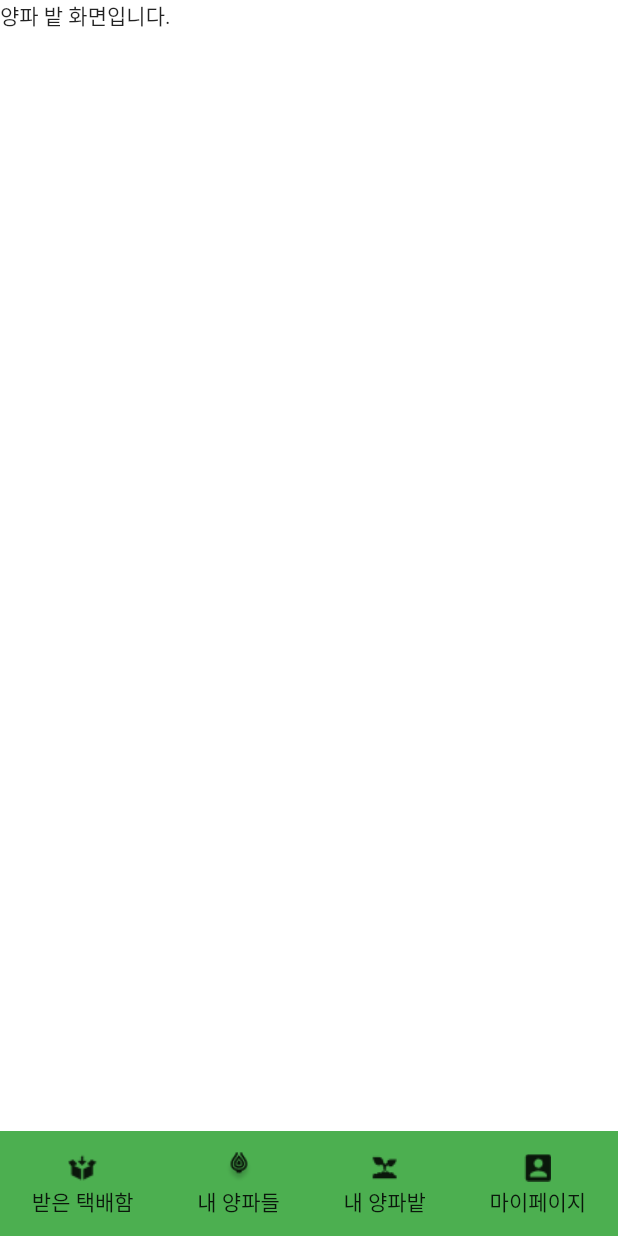
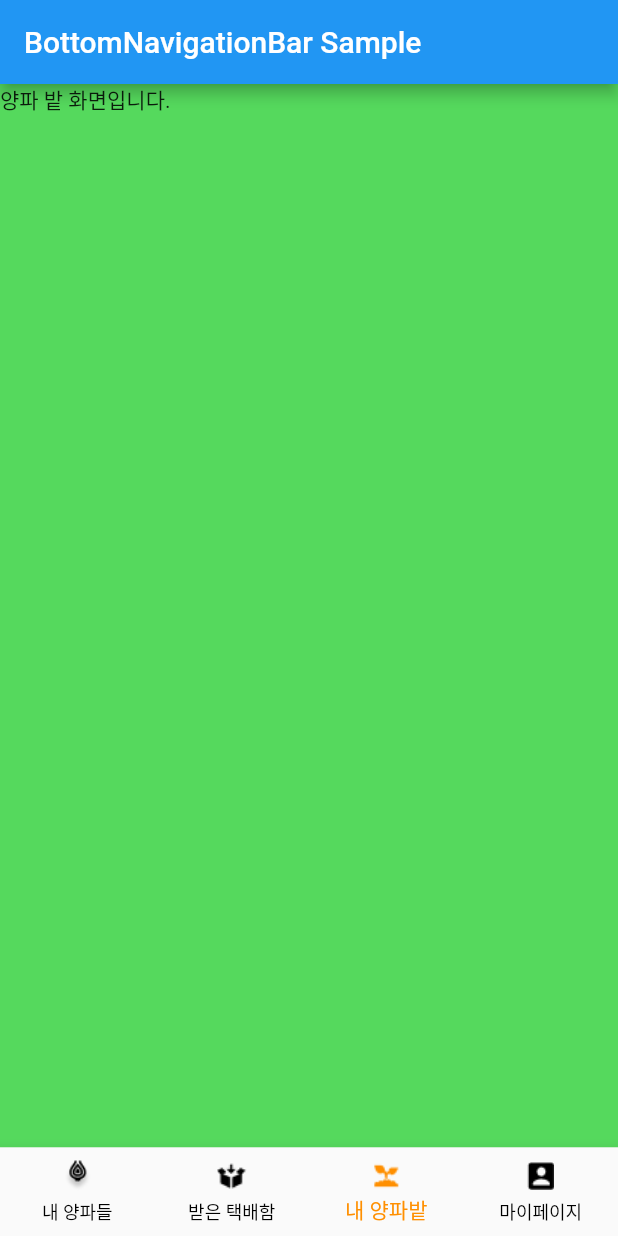
Before and after one commit to sungwookoo/Peeling-Onion, a Flutter app: the screen it shows after launch, item 3 of the bottom bar chosen, on a phone screen of 412 x 824 dp. Run offline on Flutter 3.47's test engine with Material 2 defaults, Android fonts, the light colour scheme and no system bars.

Commit message:
feat : 네브바 수정 및 양파, 양파겹 모델 초안 작성

```diff
--- a/lib/main.dart
+++ b/lib/main.dart
@@ -1,8 +1,5 @@
 import 'package:flutter/material.dart';
-import './screens/home_screen.dart';
-import './screens/field_screen.dart';
-import './screens/mypage_screen.dart';
-import './screens/package_screen.dart';
+import 'widgets/custom_navigation_bar.dart';
 
 void main() {
   runApp(const App());
@@ -14,14 +11,8 @@ class App extends StatelessWidget {
 
   @override
   Widget build(BuildContext context) {
-    return MaterialApp(
-      initialRoute: '/',
-      routes: {
-        '/': (context) => const HomeScreen(),
-        '/field': (context) => const FieldScreen(),
-        '/mypage': (context) => const MypageScreen(),
-        '/package': (context) => const PackageScreen(),
-      },
+    return const MaterialApp(
+      home: CustomNavigationBar(),
     );
   }
 }
--- /dev/null
+++ b/lib/models/custom_message_model.dart
@@ -0,0 +1,12 @@
+// 메시지 모델
+class CustomMessage {
+  final String sender;
+  final DateTime createdAt;
+  final String url;
+
+  CustomMessage({
+    required this.sender,
+    required this.createdAt,
+    required this.url,
+  });
+}
--- /dev/null
+++ b/lib/models/custom_onion_model.dart
@@ -0,0 +1,16 @@
+import './custom_message_model.dart';
+
+// 양파 모델. 이렇게 만들어 쓰는 게 맞나?
+class CustomOnion {
+  final String name;
+  final DateTime createdAt;
+  final String sender;
+  final List<CustomMessage> messages;
+
+  CustomOnion({
+    required this.name,
+    required this.createdAt,
+    required this.sender,
+    required this.messages,
+  });
+}
--- a/lib/models/onion.dart
+++ /dev/null
@@ -1,12 +0,0 @@
-import 'package:flutter/material.dart';
-
-class MyWidget extends StatelessWidget {
-  const MyWidget({super.key});
-
-  @override
-  Widget build(BuildContext context) {
-    return const Image(
-      image: AssetImage('assets/images/onion_image.png'),
-    );
-  }
-}
--- a/lib/screens/field_screen.dart
+++ /dev/null
@@ -1,20 +0,0 @@
-import 'package:flutter/material.dart';
-import '../widgets/navigation_bar.dart';
-
-class FieldScreen extends StatefulWidget {
-  const FieldScreen({super.key});
-
-  @override
-  State<FieldScreen> createState() => _FieldScreenState();
-}
-
-class _FieldScreenState extends State<FieldScreen> {
-  @override
-  Widget build(BuildContext context) {
-    return const Scaffold(
-      backgroundColor: Colors.white,
-      body: Text('양파 밭 화면입니다.'),
-      bottomNavigationBar: NavigateBar(),
-    );
-  }
-}
--- /dev/null
+++ b/lib/screens/field_screens/field_screen.dart
@@ -0,0 +1,68 @@
+import 'package:flutter/material.dart';
+import '../../models/custom_onion_model.dart';
+import '../../models/custom_message_model.dart';
+
+class FieldScreen extends StatefulWidget {
+  const FieldScreen({super.key});
+
+  @override
+  State<FieldScreen> createState() => _FieldScreenState();
+}
+
+class _FieldScreenState extends State<FieldScreen> {
+  // 샘플 양파
+  final List<CustomOnion> onions = [
+    CustomOnion(
+      name: 'Onion 1',
+      createdAt: DateTime.now(),
+      sender: 'Sender 1',
+      messages: [
+        CustomMessage(
+          sender: 'Sender 1',
+          createdAt: DateTime.now(),
+          url: 'https://example.com/image1.jpg',
+        ),
+        CustomMessage(
+          sender: 'Sender 2',
+          createdAt: DateTime.now(),
+          url: 'https://example.com/image2.jpg',
+        ),
+        CustomMessage(
+          sender: 'Sender 1',
+          createdAt: DateTime.now(),
+          url: 'https://example.com/image3.jpg',
+        ),
+      ],
+    ),
+    CustomOnion(
+      name: 'Onion 2',
+      createdAt: DateTime.now(),
+      sender: 'Sender 3',
+      messages: [
+        CustomMessage(
+          sender: 'Sender 3',
+          createdAt: DateTime.now(),
+          url: 'https://example.com/image4.jpg',
+        ),
+        CustomMessage(
+          sender: 'Sender 4',
+          createdAt: DateTime.now(),
+          url: 'https://example.com/image5.jpg',
+        ),
+        CustomMessage(
+          sender: 'Sender 3',
+          createdAt: DateTime.now(),
+          url: 'https://example.com/image6.jpg',
+        ),
+      ],
+    ),
+  ];
+
+  @override
+  Widget build(BuildContext context) {
+    return const Scaffold(
+      backgroundColor: Color(0xff55D95D),
+      body: Text('양파 밭 화면입니다.'),
+    );
+  }
+}
--- a/lib/screens/home_screen.dart
+++ /dev/null
@@ -1,21 +0,0 @@
-import 'package:flutter/material.dart';
-import '../widgets/navigation_bar.dart';
-
-class HomeScreen extends StatelessWidget {
-  const HomeScreen({super.key});
-
-  @override
-  Widget build(BuildContext context) {
-    return Scaffold(
-      backgroundColor: Colors.white,
-      appBar: AppBar(
-        backgroundColor: Colors.orange,
-        title: const Text('hi!!'),
-      ),
-      body: const Text('여긴 홈 화면'),
-      bottomNavigationBar: const NavigateBar(),
-    );
-  }
-}
-
-// service에서 받아온 axios 요청을
--- /dev/null
+++ b/lib/screens/home_screens/home_screen.dart
@@ -0,0 +1,16 @@
+import 'package:flutter/material.dart';
+
+class HomeScreen extends StatelessWidget {
+  const HomeScreen({super.key});
+
+  @override
+  Widget build(BuildContext context) {
+    return const Scaffold(
+      backgroundColor: Colors.white,
+      body: Text('여긴 홈 화면'),
+      // bottomNavigationBar: const NavigateBar(),
+    );
+  }
+}
+
+// service에서 받아온 axios 요청을 바탕으로, 양파 출력
--- a/lib/screens/mypage_screen.dart
+++ b/lib/screens/mypage_screens/mypage_screen.dart
@@ -1,5 +1,4 @@
 import 'package:flutter/material.dart';
-import '../widgets/navigation_bar.dart';
 
 class MypageScreen extends StatefulWidget {
   const MypageScreen({super.key});
@@ -13,7 +12,6 @@ class _MypageScreenState extends State<MypageScreen> {
   Widget build(BuildContext context) {
     return const Scaffold(
       body: Text('여긴 마이페이지 입니다.'),
-      bottomNavigationBar: NavigateBar(),
     );
   }
 }
--- a/lib/screens/package_screen.dart
+++ b/lib/screens/package_screens/package_screen.dart
@@ -1,5 +1,4 @@
 import 'package:flutter/material.dart';
-import '../widgets/navigation_bar.dart';
 
 class PackageScreen extends StatefulWidget {
   const PackageScreen({super.key});
@@ -12,8 +11,7 @@ class _PackageScreenState extends State<PackageScreen> {
   @override
   Widget build(BuildContext context) {
     return const Scaffold(
-      body: Text('여긴 양파 밭입니다.'),
-      bottomNavigationBar: NavigateBar(),
+      body: Text('여긴 양파 택배함입니다.'),
     );
   }
 }
--- /dev/null
+++ b/lib/widgets/custom_navigation_bar.dart
@@ -0,0 +1,143 @@
+import 'package:flutter/material.dart';
+import '../screens/package_screens/package_screen.dart';
+import '../screens/home_screens/home_screen.dart';
+import '../screens/field_screens/field_screen.dart';
+import '../screens/mypage_screens/mypage_screen.dart';
+
+class CustomNavigationBar extends StatefulWidget {
+  const CustomNavigationBar({super.key});
+
+  @override
+  State<CustomNavigationBar> createState() => _CustomNavigationBarState();
+}
+
+// 커스텀 stateful 위젯. 나의 페이지를 구분하기 위해 사용
+class _CustomNavigationBarState extends State<CustomNavigationBar> {
+  int _selectedIndex = 0;
+  // 페이지 종류
+  static const List<Widget> _widgetOptions = <Widget>[
+    HomeScreen(),
+    PackageScreen(),
+    FieldScreen(),
+    MypageScreen(),
+  ];
+
+  // 현재 페이지
+  void _onItemTapped(int index) {
+    setState(() {
+      _selectedIndex = index;
+    });
+  }
+
+  // 실제 UI 화면
+  @override
+  Widget build(BuildContext context) {
+    return Scaffold(
+      // app Bar
+      appBar: AppBar(
+        title: const Text('BottomNavigationBar Sample'),
+      ),
+      // 화면 내용
+      body: Center(
+        child: _widgetOptions.elementAt(_selectedIndex),
+      ),
+      // 네비게이션 바. 커스텀은 여기서
+      bottomNavigationBar: BottomNavigationBar(
+        type: BottomNavigationBarType.fixed,
+        unselectedItemColor: Colors.black,
+        showUnselectedLabels: true,
+        items: const <BottomNavigationBarItem>[
+          BottomNavigationBarItem(
+            icon: ImageIcon(AssetImage('assets/icons/onion_icon.png')),
+            label: '내 양파들',
+          ),
+          BottomNavigationBarItem(
+            icon: ImageIcon(AssetImage('assets/icons/box_icon.png')),
+            label: '받은 택배함',
+          ),
+          BottomNavigationBarItem(
+            icon: ImageIcon(AssetImage('assets/icons/sprout_icon.png')),
+            label: '내 양파밭',
+          ),
+          BottomNavigationBarItem(
+            icon: ImageIcon(AssetImage('assets/icons/mypage_icon.png')),
+            label: '마이페이지',
+          ),
+        ],
+        currentIndex: _selectedIndex,
+        selectedItemColor: Colors.amber[800],
+        onTap: _onItemTapped,
+      ),
+    );
+  }
+}
+
+// 네브 바 버튼 구현하는 클래스
+// class NavBarButton extends StatelessWidget {
+//   final String text;
+//   final String icon;
+//   final String goalScreen;
+
+//   const NavBarButton({
+//     super.key,
+//     required this.text,
+//     required this.icon,
+//     required this.goalScreen,
+//   });
+
+//   // 클릭하면 해당 화면으로 이동
+//   @override
+//   Widget build(BuildContext context) {
+//     return GestureDetector(
+//       onTap: () {
+//         Navigator.pushNamed(context, goalScreen);
+//       },
+//       child: Column(
+//         mainAxisAlignment: MainAxisAlignment.center,
+//         children: [
+//           ImageIcon(
+//             AssetImage(icon),
+//           ),
+//           Text(text),
+//         ],
+//       ),
+//     );
+//   }
+// }
+
+// // 네비게이션 바 구현
+// class _NavigateBarState extends State<NavigateBar> {
+//   @override
+//   Widget build(BuildContext context) {
+//     return Container(
+//       // padding: EdgeInsets.all(value),
+//       color: Colors.green,
+//       height: 70,
+//       child: const Row(
+//         mainAxisAlignment: MainAxisAlignment.spaceAround,
+//         children: [
+//           NavBarButton(
+//             text: '받은 택배함',
+//             icon: 'assets/icons/box_icon.png',
+//             goalScreen: '/package',
+//           ),
+//           NavBarButton(
+//             text: '내 양파들',
+//             icon: 'assets/icons/onion_icon.png',
+//             goalScreen: '/',
+//           ),
+//           NavBarButton(
+//             text: '내 양파밭',
+//             icon: 'assets/icons/sprout_icon.png',
+//             goalScreen: '/field',
+//           ),
+//           NavBarButton(
+//             text: '마이페이지',
+//             icon: 'assets/icons/mypage_icon.png',
+//             goalScreen: '/mypage',
+//           ),
+//         ],
+//       ),
+//     );
+//   }
+// }
--- a/lib/widgets/navigation_bar.dart
+++ /dev/null
@@ -1,78 +0,0 @@
-import 'package:flutter/material.dart';
-
-class NavigateBar extends StatefulWidget {
-  const NavigateBar({super.key});
-
-  @override
-  State<NavigateBar> createState() => _NavigateBarState();
-}
-
-// 네브 바 버튼 구현하는 클래스
-class NavBarButton extends StatelessWidget {
-  final String text;
-  final String icon;
-  final String goalScreen;
-
-  const NavBarButton({
-    super.key,
-    required this.text,
-    required this.icon,
-    required this.goalScreen,
-  });
-
-  // 클릭하면 해당 화면으로 이동
-  @override
-  Widget build(BuildContext context) {
-    return GestureDetector(
-      onTap: () {
-        Navigator.pushNamed(context, goalScreen);
-      },
-      child: Column(
-        mainAxisAlignment: MainAxisAlignment.center,
-        children: [
-          ImageIcon(
-            AssetImage(icon),
-          ),
-          Text(text),
-        ],
-      ),
-    );
-  }
-}
-
-// 네비게이션 바 구현
-class _NavigateBarState extends State<NavigateBar> {
-  @override
-  Widget build(BuildContext context) {
-    return Container(
-      // padding: EdgeInsets.all(value),
-      color: Colors.green,
-      height: 70,
-      child: const Row(
-        mainAxisAlignment: MainAxisAlignment.spaceAround,
-        children: [
-          NavBarButton(
-            text: '받은 택배함',
-            icon: 'assets/icons/box_icon.png',
-            goalScreen: '/package',
-          ),
-          NavBarButton(
-            text: '내 양파들',
-            icon: 'assets/icons/onion_icon.png',
-            goalScreen: '/',
-          ),
-          NavBarButton(
-            text: '내 양파밭',
-            icon: 'assets/icons/sprout_icon.png',
-            goalScreen: '/field',
-          ),
-          NavBarButton(
-            text: '마이페이지',
-            icon: 'assets/icons/mypage_icon.png',
-            goalScreen: '/mypage',
-          ),
-        ],
-      ),
-    );
-  }
-}
```
Also changed, not shown: lib/models/custom_field_model.dart (added), lib/screens/field_screens/field_onion.dart (added), lib/screens/home_onion_create_screen.dart (added).
